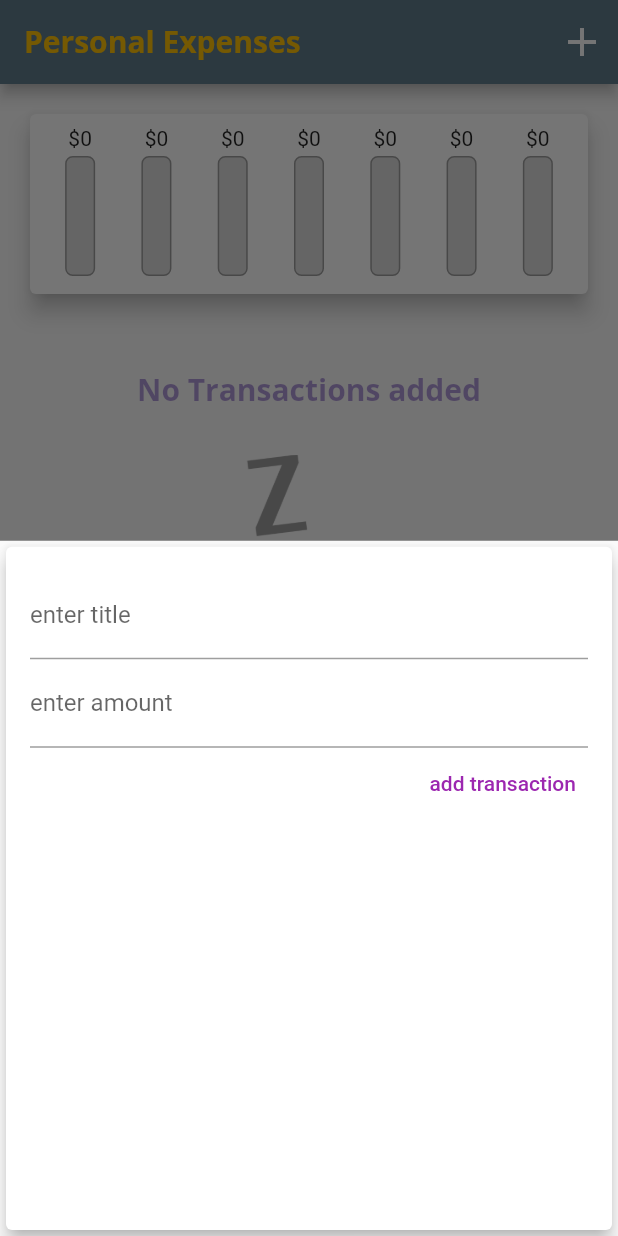
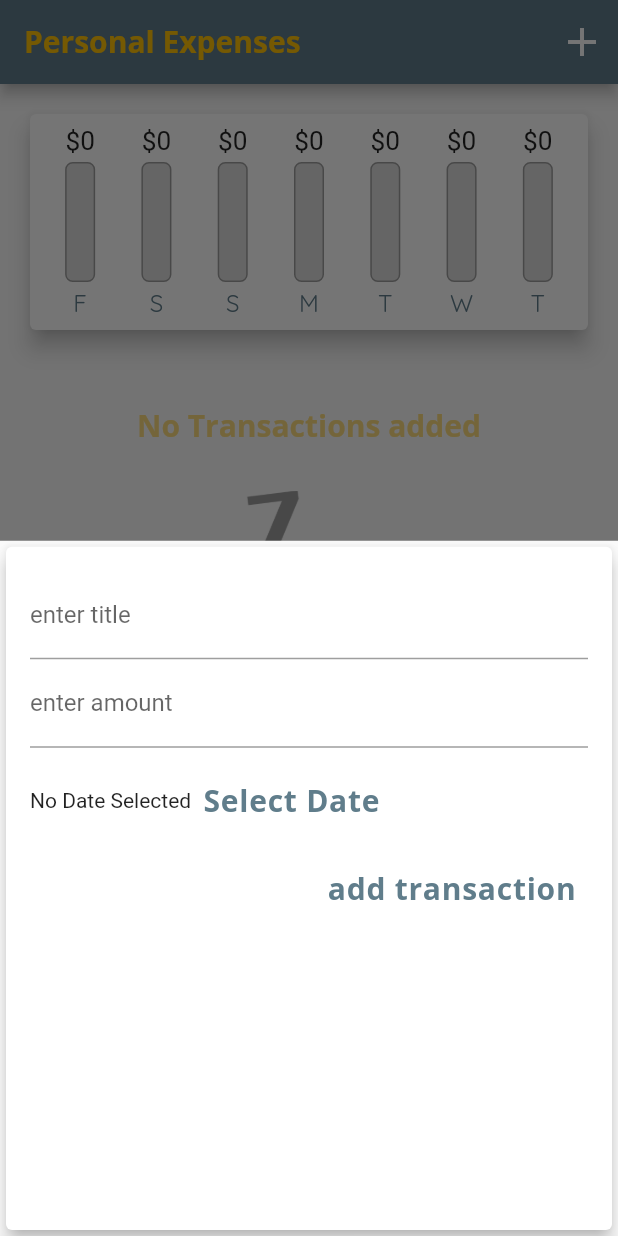
Before and after one commit to carlstep/max_expense_app_3, a Flutter app: the screen it shows after launch, after a tap on the "add" icon, on a phone screen of 412 x 824 dp. Run offline on Flutter 3.47's test engine with Material 2 defaults, Android fonts, the phone set to English and light mode, and no system bars.

Commit message:
109 improve the bar chart

```diff
--- a/lib/main.dart
+++ b/lib/main.dart
@@ -24,7 +24,7 @@ class MyApp extends StatelessWidget {
         textTheme: const TextTheme(
           headline3: TextStyle(
               fontFamily: 'OpenSans',
-              color: Colors.deepPurple,
+              color: Colors.amber,
               fontSize: 20,
               fontWeight: FontWeight.bold),
           headline4: TextStyle(
--- a/lib/widgets/chart.dart
+++ b/lib/widgets/chart.dart
@@ -30,7 +30,7 @@ class Chart extends StatelessWidget {
         'day': DateFormat.E().format(weekDay).substring(0, 1),
         'amount': totalSum,
       };
-    });
+    }).reversed.toList();
   }
 
   double get totalSpending {
--- a/lib/widgets/chart_bar.dart
+++ b/lib/widgets/chart_bar.dart
@@ -15,9 +15,12 @@ class ChartBar extends StatelessWidget {
   Widget build(BuildContext context) {
     return Column(
       children: [
-        FittedBox(
-          child: Text(
-            '\$${spendingAmount.toStringAsFixed(0)}',
+        Container(
+          height: 20,
+          child: FittedBox(
+            child: Text(
+              '\$${spendingAmount.toStringAsFixed(0)}',
+            ),
           ),
         ),
         SizedBox(
@@ -42,7 +45,7 @@ class ChartBar extends StatelessWidget {
                 heightFactor: spendingPctOfTotal,
                 child: Container(
                   decoration: BoxDecoration(
-                    color: Theme.of(context).primaryColor,
+                    color: Theme.of(context).colorScheme.secondary,
                     borderRadius: BorderRadius.circular(5),
                   ),
                 ),
@@ -53,6 +56,15 @@ class ChartBar extends StatelessWidget {
         SizedBox(
           height: 4,
         ),
+        Container(
+          height: 20,
+          child: FittedBox(
+            child: Text(
+              label,
+              style: Theme.of(context).textTheme.headline5,
+            ),
+          ),
+        ),
       ],
     );
   }
--- a/lib/widgets/new_transaction.dart
+++ b/lib/widgets/new_transaction.dart
@@ -54,12 +54,27 @@ class _NewTransactionState extends State<NewTransaction> {
               decoration: const InputDecoration(labelText: 'enter amount'),
               onSubmitted: (_) => submitData(),
             ),
+            Container(
+              height: 70,
+              child: Row(
+                children: [
+                  Text('No Date Selected'),
+                  TextButton(
+                    onPressed: (() {}),
+                    child: Text(
+                      'Select Date',
+                      style: Theme.of(context).textTheme.headline4,
+                    ),
+                  ),
+                ],
+              ),
+            ),
             TextButton(
               onPressed: submitData,
-              style: ButtonStyle(
-                foregroundColor: MaterialStateProperty.all(Colors.purple),
+              child: Text(
+                'add transaction',
+                style: Theme.of(context).textTheme.headline4,
               ),
-              child: const Text('add transaction'),
             ),
           ],
         ),
--- a/lib/widgets/transaction_list.dart
+++ b/lib/widgets/transaction_list.dart
@@ -48,6 +48,7 @@ class TransactionList extends StatelessWidget {
                     child: ListTile(
                       leading: CircleAvatar(
                         radius: 30,
+                        backgroundColor: Theme.of(context).primaryColor,
                         child: Padding(
                           padding: const EdgeInsets.all(4.0),
                           child: FittedBox(
@@ -56,10 +57,11 @@ class TransactionList extends StatelessWidget {
                       ),
                       title: Text(
                         transactions[index].title,
-                        style: Theme.of(context).textTheme.titleLarge,
+                        style: Theme.of(context).textTheme.headline3,
                       ),
                       subtitle: Text(
                         DateFormat.yMMMEd().format(transactions[index].txDate),
+                        style: Theme.of(context).textTheme.headline5,
                       ),
                     ),
                   ),
```
